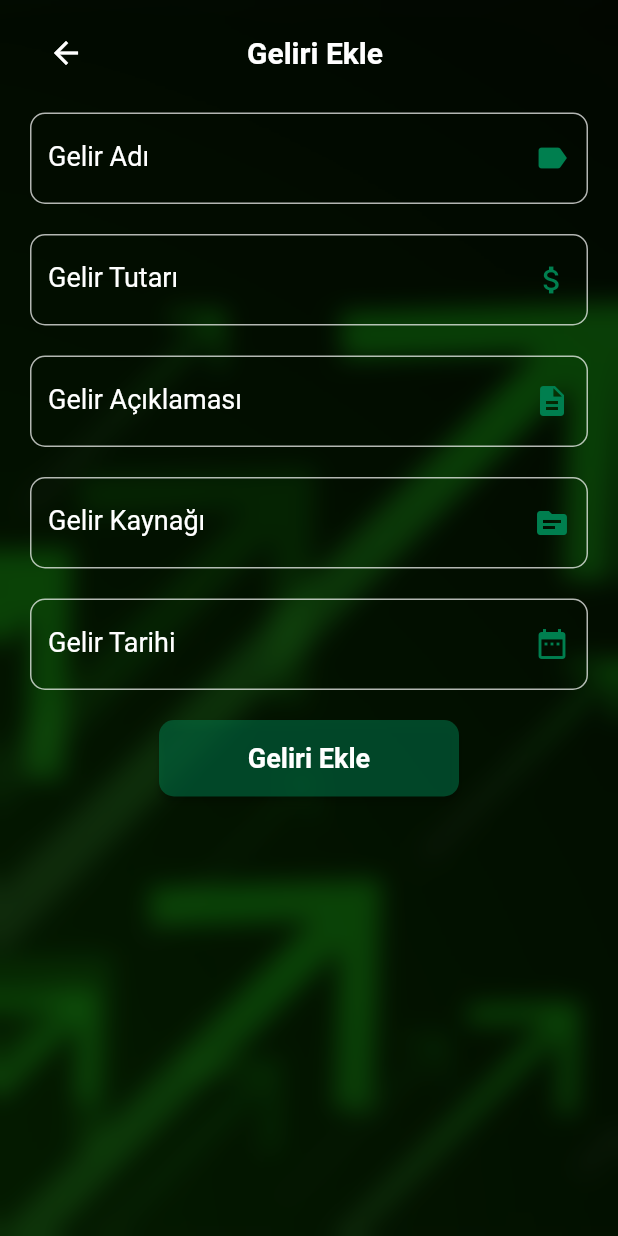
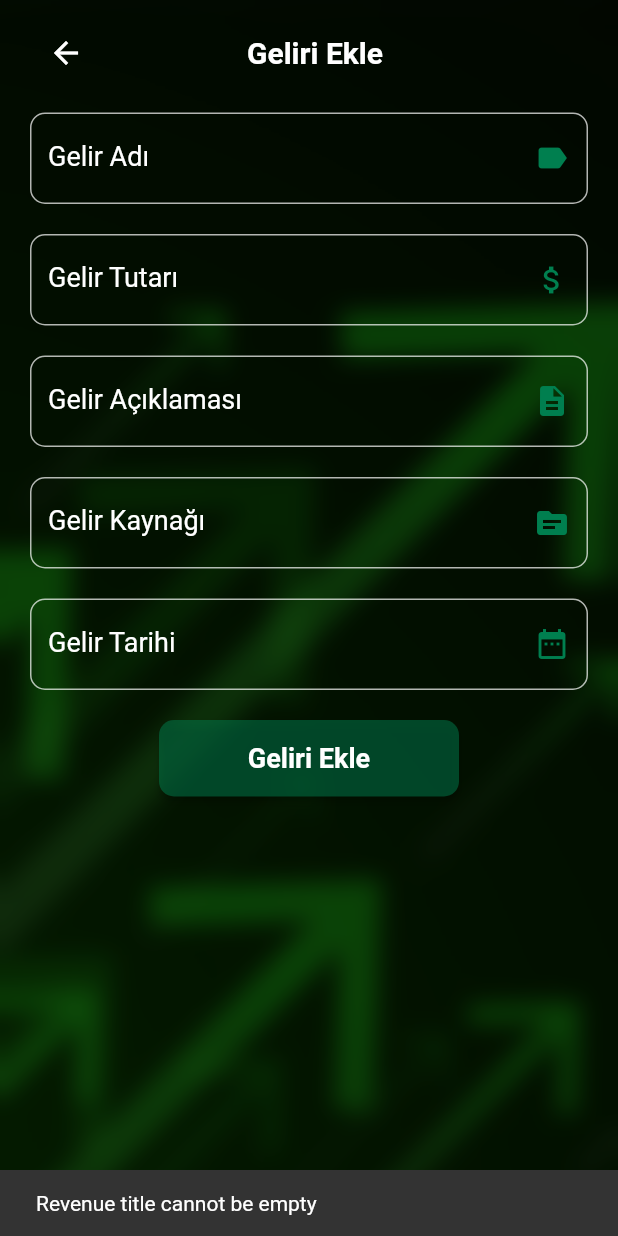
Before and after one commit to MehmetJank/butce_guru, a Flutter app: the RevenueAddScreen screen opened by its route, after a tap on "Geliri Ekle", on a phone screen of 412 x 824 dp. Run offline on Flutter 3.47's test engine with Material 2 defaults, Android fonts, the phone set to English and light mode, and no system bars; our stand-ins replace isar; accounts and stored records are empty; generated files the repository leaves out were written again.

Commit message:
Bug Fixed
title ve amount bos girince cikan hata giderildi!

```diff
--- a/lib/screens/revenuesScreen/revenue_add_screen.dart
+++ b/lib/screens/revenuesScreen/revenue_add_screen.dart
@@ -10,7 +10,7 @@ import 'package:isar/isar.dart';
 import 'package:provider/provider.dart';
 
 class RevenueAddScreen extends StatefulWidget {
-  const RevenueAddScreen({super.key});
+  const RevenueAddScreen({Key? key}) : super(key: key);
 
   @override
   State<RevenueAddScreen> createState() => _RevenueAddScreenState();
@@ -64,6 +64,28 @@ class _RevenueAddScreenState extends State<RevenueAddScreen> {
         content: Text('Revenue added'),
       ),
     );
+  }
+
+  bool checkEmptyFields() {
+    if (_revenueTitleController.text.isEmpty) {
+      ScaffoldMessenger.of(context).showSnackBar(
+        const SnackBar(
+          content: Text('Revenue title cannot be empty'),
+        ),
+      );
+      return true;
+    }
+
+    if (_revenueAmountController.text.isEmpty ||
+        double.parse(_revenueAmountController.text) <= 0) {
+      ScaffoldMessenger.of(context).showSnackBar(
+        const SnackBar(
+          content: Text('Revenue amount cannot be 0 or less'),
+        ),
+      );
+      return true;
+    }
+    return false;
   }
 
   void editRevenue(int id) async {
@@ -180,6 +202,7 @@ class _RevenueAddScreenState extends State<RevenueAddScreen> {
                         minimumSize: const Size(200, 50),
                       ),
                       onPressed: () async {
+                        if (!checkEmptyFields()) {
                           id == null
                               ? await addRevenue(
                                   Isar.autoIncrement,
@@ -204,6 +227,7 @@ class _RevenueAddScreenState extends State<RevenueAddScreen> {
                                       : _revenueDateController.text,
                                 );
                           Navigator.pushNamed(context, '/homeScreen');
+                        }
                       },
                       child: Text(
                         id == null ? 'Geliri Ekle' : 'Geliri Güncelle',
```
Also changed, not shown: lib/screens/expensesScreen/expense_add_screen.dart (+24 -0 lines). Lines whose indentation alone changed are shown as unchanged.
